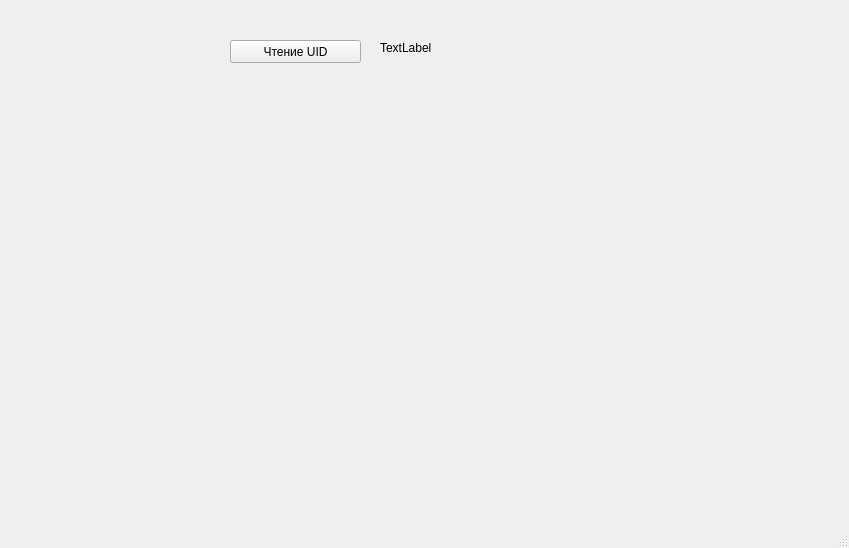
Above: mainform.ui from student-proger/rfid before the change. Below: the same form after it.
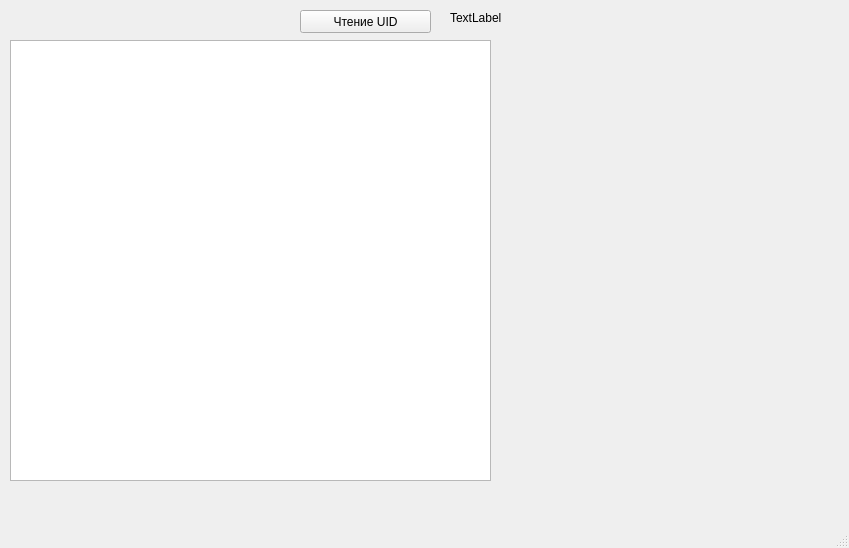
That is the form after the change.

Diff of the .ui file:
```diff
--- a/mainform.ui
+++ b/mainform.ui
@@ -17,8 +17,8 @@
    <widget class="QPushButton" name="pushButton">
     <property name="geometry">
      <rect>
-      <x>230</x>
-      <y>40</y>
+      <x>300</x>
+      <y>10</y>
       <width>131</width>
       <height>23</height>
      </rect>
@@ -30,8 +30,8 @@
    <widget class="QLabel" name="label">
     <property name="geometry">
      <rect>
-      <x>380</x>
-      <y>40</y>
+      <x>450</x>
+      <y>10</y>
       <width>211</width>
       <height>16</height>
      </rect>
@@ -40,6 +40,16 @@
      <string>TextLabel</string>
     </property>
    </widget>
+   <widget class="QTextEdit" name="textEdit">
+    <property name="geometry">
+     <rect>
+      <x>10</x>
+      <y>40</y>
+      <width>481</width>
+      <height>441</height>
+     </rect>
+    </property>
+   </widget>
   </widget>
   <widget class="QMenuBar" name="menubar">
    <property name="geometry">
```
